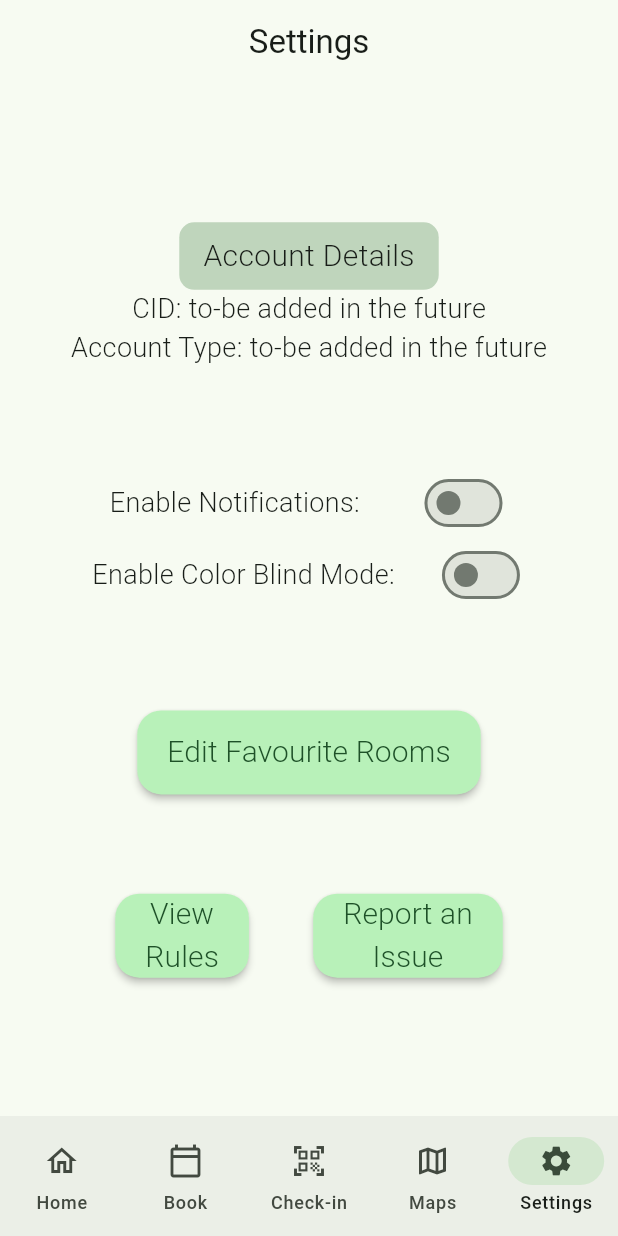
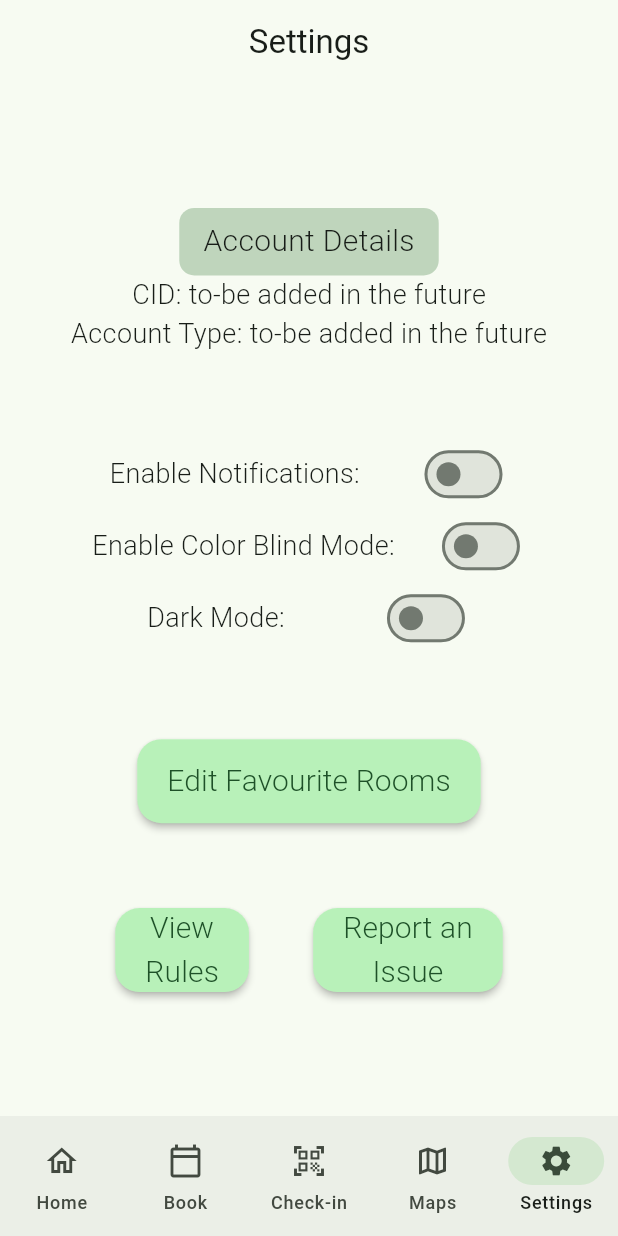
Before and after one commit to fillemon10/kandidat-grupp65-timeedit, a Flutter app: the screen it shows after launch, item 5 of the bottom bar chosen, on a phone screen of 412 x 824 dp. Run offline on Flutter 3.47's test engine with Material 3 defaults, Android fonts, the phone set to English and light mode, and no system bars; our stand-ins replace bloc, cloud_firestore, equatable, firebase_auth, firebase_core, flutter_bloc and 2 more; missing offline and left inert: firebase_ui_auth, qr_code_scanner; accounts and stored records are empty.

Commit message:
dark mode toggle

```diff
--- /dev/null
+++ b/lib/blocs/settings_bloc.dart
@@ -0,0 +1,41 @@
+import 'package:flutter/material.dart';
+import 'package:flutter_bloc/flutter_bloc.dart';
+
+// -------- Theming --------
+class ThemeEvent {
+  final ThemeMode themeMode;
+  ThemeEvent({required this.themeMode});
+}
+
+class ThemeState {
+  final ThemeMode themeMode;
+  ThemeState({required this.themeMode});
+}
+
+class ThemeBloc extends Bloc<ThemeEvent, ThemeState> {
+  ThemeBloc() : super(ThemeState(themeMode: ThemeMode.system)) {
+    on<ThemeEvent>((event, emit) {
+      emit(ThemeState(themeMode: event.themeMode));
+    });
+  }
+}
+
+// ---- Settings --------
+class SettingsEvent {}
+
+class SettingsState {
+  final bool colorBlindMode;
+  final bool notifications;
+  SettingsState({required this.colorBlindMode, required this.notifications});
+}
+
+class SettingsBloc extends Bloc<SettingsEvent, SettingsState> {
+  SettingsBloc()
+      : super(SettingsState(colorBlindMode: false, notifications: false)) {
+    on<SettingsEvent>((event, emit) {
+      emit(SettingsState(
+          colorBlindMode: !state.colorBlindMode,
+          notifications: state.notifications));
+    });
+  }
+}
--- a/lib/main.dart
+++ b/lib/main.dart
@@ -18,7 +18,8 @@ import 'package:timeedit/screens/settings.dart';
 import 'package:timeedit/services/firebase_service.dart';
 import 'package:timeedit/widgets/navbar.dart';
 import 'package:timeedit/screens/filter.dart';
-import 'package:firebase_ui_auth/firebase_ui_auth.dart'; // new
+import 'package:firebase_ui_auth/firebase_ui_auth.dart';
+import 'package:timeedit/blocs/settings_bloc.dart';
 
 void main() async {
   WidgetsFlutterBinding.ensureInitialized(); // Ensure widgets are initialized
@@ -29,6 +30,8 @@ void main() async {
       BlocProvider<AuthenticationBloc>(
           create: (context) => AuthenticationBloc()),
       BlocProvider<BookingBloc>(create: (context) => BookingBloc()),
+      BlocProvider<ThemeBloc>(create: (context) => ThemeBloc()),
+      BlocProvider<SettingsBloc>(create: (context) => SettingsBloc())
     ],
     child: const MyApp(),
   ));
@@ -182,6 +185,7 @@ class MyApp extends StatelessWidget {
 
   @override
   Widget build(BuildContext context) {
+    return BlocBuilder<ThemeBloc, ThemeState>(builder: (context, themeState) {
       return MaterialApp.router(
         routerConfig: _router,
         title: 'TimeEdit',
@@ -200,7 +204,8 @@ class MyApp extends StatelessWidget {
           ),
           visualDensity: VisualDensity.adaptivePlatformDensity,
         ),
-      themeMode: ThemeMode.system,
+        themeMode: themeState.themeMode,
       );
+    });
   }
 }
--- a/lib/screens/settings.dart
+++ b/lib/screens/settings.dart
@@ -3,6 +3,7 @@ import 'package:flutter_bloc/flutter_bloc.dart';
 import 'package:go_router/go_router.dart';
 import 'package:provider/provider.dart';
 import 'package:timeedit/blocs/authentication_bloc.dart';
+import 'package:timeedit/blocs/settings_bloc.dart';
 
 class SettingsScreen extends StatelessWidget {
   @override
@@ -69,14 +70,14 @@ class SettingsScreenContent extends StatelessWidget {
                   /**
                        * Container for the 'account details' textbox at the top of the screen
                        */
-                      Container(
-                        decoration: BoxDecoration(
-                          color: Color(0xFFBFD5BC),
-                          borderRadius: BorderRadius.circular(10),
-                        ),
-                        padding: const EdgeInsets.symmetric(horizontal: 16, vertical: 8),
-                        child: const Text(
-                          'Account Details',
+                  Container(
+                      decoration: BoxDecoration(
+                        color: Color(0xFFBFD5BC),
+                        borderRadius: BorderRadius.circular(10),
+                      ),
+                      padding: const EdgeInsets.symmetric(
+                          horizontal: 16, vertical: 8),
+                      child: const Text('Account Details',
                           style: TextStyle(
                               fontSize: 20, fontWeight: FontWeight.w300))),
 
@@ -152,6 +153,17 @@ class SettingsScreenContent extends StatelessWidget {
                                 .setColorBlindMode(value);
                             print('ColorBlindMode: $value');
                           }),
+                    ],
+                  ),
+                  Row(
+                    mainAxisAlignment: MainAxisAlignment.spaceEvenly,
+                    children: [
+                      const Text(
+                        'Dark Mode:',
+                        style: TextStyle(
+                            fontSize: 18, fontWeight: FontWeight.w300),
+                      ),
+                      ThemeToggleWidget(),
                     ],
                   ),
                 ],
@@ -250,3 +262,37 @@ class SwitchStates extends ChangeNotifier {
     notifyListeners();
   }
 }
+
+class ThemeToggleWidget extends StatefulWidget {
+  const ThemeToggleWidget({Key? key}) : super(key: key);
+
+  @override
+  _ThemeToggleWidgetState createState() => _ThemeToggleWidgetState();
+}
+
+class _ThemeToggleWidgetState extends State<ThemeToggleWidget> {
+  bool _isDarkMode = false;
+
+  @override
+  void didChangeDependencies() {
+    super.didChangeDependencies();
+    // Update _isDarkMode based on the current theme
+    _isDarkMode = Theme.of(context).brightness == Brightness.dark;
+  }
+
+  @override
+  Widget build(BuildContext context) {
+    return Switch(
+      value: _isDarkMode,
+      onChanged: (newValue) {
+        setState(() {
+          _isDarkMode = newValue;
+        });
+        // Dispatch the ThemeEvent
+        BlocProvider.of<ThemeBloc>(context).add(
+          ThemeEvent(themeMode: newValue ? ThemeMode.dark : ThemeMode.light),
+        );
+      },
+    );
+  }
+}
```
Lines whose indentation alone changed are shown as unchanged.
